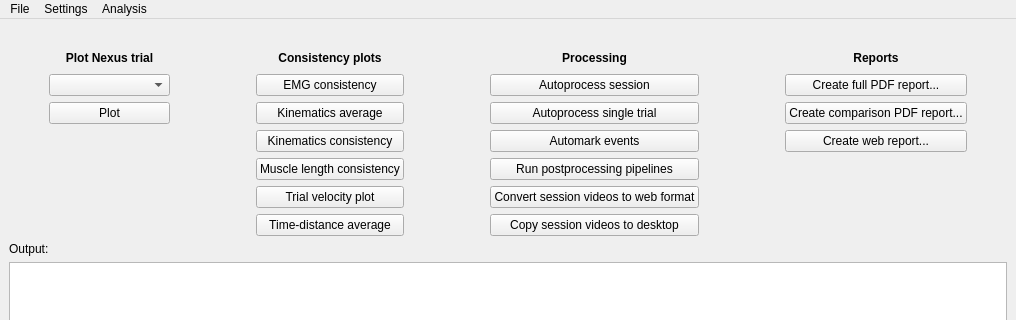
Qt form gaitutils/nexus_scripts/nexus_menu.ui (NCH-Motion-Laboratory/gaitutils) before a commit; both pictures show x 0 to 1016 and y 0 to 320 of the 1016 by 707 pixel window.
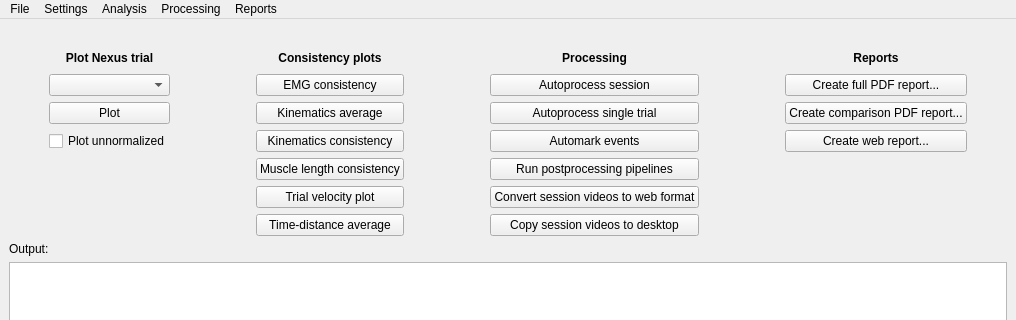
The same form after that commit. Custom widgets are drawn as their Qt base class.

Patch:
```diff
--- a/gaitutils/nexus_scripts/nexus_menu.ui
+++ b/gaitutils/nexus_scripts/nexus_menu.ui
@@ -292,6 +292,13 @@
         </property>
        </widget>
       </item>
+      <item row="3" column="1">
+       <widget class="QCheckBox" name="checkBox">
+        <property name="text">
+         <string>Plot unnormalized</string>
+        </property>
+       </widget>
+      </item>
      </layout>
     </item>
     <item>
@@ -436,9 +443,30 @@
     </property>
     <addaction name="actionTardieu_analysis"/>
    </widget>
+   <widget class="QMenu" name="menuProcessing">
+    <property name="title">
+     <string>Processing</string>
+    </property>
+    <addaction name="actionAutoprocess_session"/>
+    <addaction name="actionAutoprocess_single_trial"/>
+    <addaction name="actionAutomark_events"/>
+    <addaction name="actionRun_postprocessing_pipelines"/>
+    <addaction name="actionConvert_session_videos_to_web_format"/>
+    <addaction name="actionCopy_session_videos_to_desktop"/>
+   </widget>
+   <widget class="QMenu" name="menuReports">
+    <property name="title">
+     <string>Reports</string>
+    </property>
+    <addaction name="actionCreate_PDF_report"/>
+    <addaction name="actionCreate_comparison_PDF_report"/>
+    <addaction name="actionCreate_web_report"/>
+   </widget>
    <addaction name="menuFile"/>
    <addaction name="menuSettings"/>
    <addaction name="menuAnalysis"/>
+   <addaction name="menuProcessing"/>
+   <addaction name="menuReports"/>
   </widget>
   <widget class="QStatusBar" name="statusbar"/>
   <action name="actionOptions">
```
Left out of the diff: 45 changed lines with no effect on the pictures.
